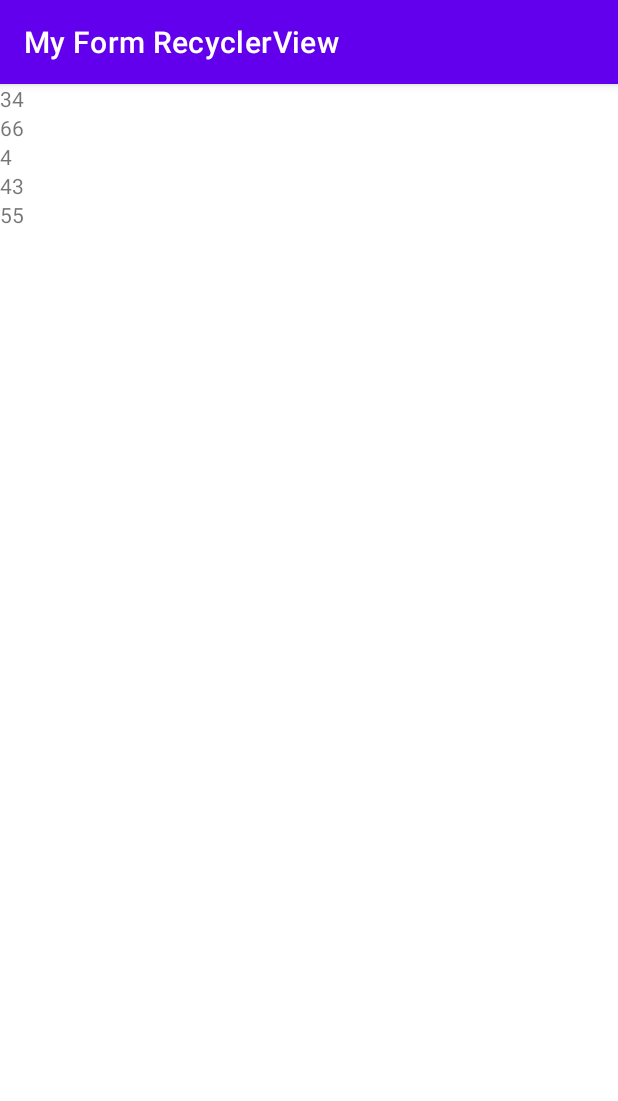
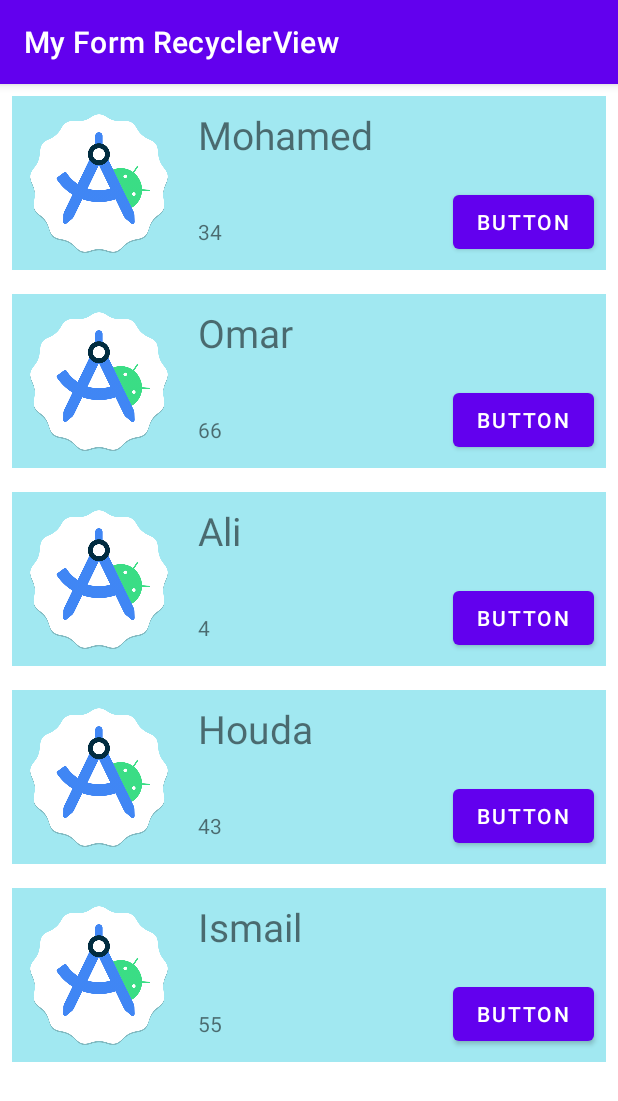
Before and after one commit to boubekeursidahmed/FormRecyclerView, an Android app: the screen it shows after launch (MainActivity), on a phone screen of 412 x 824 dp. Shown: the top 1101 px of the screen. Run offline under Robolectric (Android 15) with nearby library versions, the phone set to English and light mode, and no system bars.

Commit message:
add style

```diff
--- a/app/src/main/java/dz/anpt/myformrecyclerview/ItemAdapter.kt
+++ b/app/src/main/java/dz/anpt/myformrecyclerview/ItemAdapter.kt
@@ -18,7 +18,8 @@ class ItemAdapter(
     // you provide access to all the views for a data item in a view holder.
     // Each data item is just an Affirmation object.
     class ItemViewHolder(private val view: View) : RecyclerView.ViewHolder(view) {
-        val textView: TextView = view.findViewById(R.id.item_title)
+        val textViewName: TextView = view.findViewById(R.id.item_textView)
+        val textViewAge: TextView = view.findViewById(R.id.item_textView2)
     }
 
     /**
@@ -27,7 +28,7 @@ class ItemAdapter(
     override fun onCreateViewHolder(parent: ViewGroup, viewType: Int): ItemViewHolder {
         // create a new view
         val adapterLayout = LayoutInflater.from(parent.context)
-            .inflate(R.layout.list_item, parent, false)
+            .inflate(R.layout.item_layout, parent, false)
 
         return ItemViewHolder(adapterLayout)
     }
@@ -37,7 +38,8 @@ class ItemAdapter(
      */
     override fun onBindViewHolder(holder: ItemViewHolder, position: Int) {
         val item = dataset[position]
-        holder.textView.text = item.age.toString()
+        holder.textViewName.text = item.name.toString()
+        holder.textViewAge.text = item.age.toString()
     }
 
     /**
--- /dev/null
+++ b/app/src/main/res/layout/item_layout.xml
@@ -0,0 +1,52 @@
+<?xml version="1.0" encoding="utf-8"?>
+<androidx.constraintlayout.widget.ConstraintLayout xmlns:android="http://schemas.android.com/apk/res/android"
+    xmlns:app="http://schemas.android.com/apk/res-auto"
+    xmlns:tools="http://schemas.android.com/tools"
+    android:layout_width="match_parent"
+    android:layout_height="wrap_content"
+    android:layout_margin="8dp"
+    android:background="#A1E8F1">
+
+    <ImageView
+        android:id="@+id/imageView"
+        android:layout_width="100dp"
+        android:layout_height="100dp"
+        android:layout_marginStart="8dp"
+        android:layout_marginTop="8dp"
+        android:layout_marginBottom="8dp"
+        app:layout_constraintBottom_toBottomOf="parent"
+        app:layout_constraintStart_toStartOf="parent"
+        app:layout_constraintTop_toTopOf="parent"
+        app:srcCompat="@drawable/android_studio" />
+
+    <TextView
+        android:id="@+id/item_textView"
+        android:layout_width="wrap_content"
+        android:layout_height="wrap_content"
+        android:layout_marginStart="16dp"
+        android:layout_marginTop="8dp"
+        android:text="TextView"
+        android:textSize="26sp"
+        app:layout_constraintStart_toEndOf="@+id/imageView"
+        app:layout_constraintTop_toTopOf="parent" />
+
+    <Button
+        android:id="@+id/button"
+        android:layout_width="wrap_content"
+        android:layout_height="wrap_content"
+        android:layout_marginEnd="8dp"
+        android:layout_marginBottom="8dp"
+        android:text="Button"
+        app:layout_constraintBottom_toBottomOf="parent"
+        app:layout_constraintEnd_toEndOf="parent" />
+
+    <TextView
+        android:id="@+id/item_textView2"
+        android:layout_width="wrap_content"
+        android:layout_height="wrap_content"
+        android:layout_marginStart="16dp"
+        android:layout_marginBottom="16dp"
+        android:text="TextView"
+        app:layout_constraintBottom_toBottomOf="parent"
+        app:layout_constraintStart_toEndOf="@+id/imageView" />
+</androidx.constraintlayout.widget.ConstraintLayout>
--- a/app/src/main/res/layout/list_item.xml
+++ /dev/null
@@ -1,5 +0,0 @@
-<?xml version="1.0" encoding="utf-8"?>
-<TextView xmlns:android="http://schemas.android.com/apk/res/android"
-    android:id="@+id/item_title"
-    android:layout_width="wrap_content"
-    android:layout_height="wrap_content" />
```
Also changed, not shown: app/src/main/res/drawable/android_studio.png (added).
